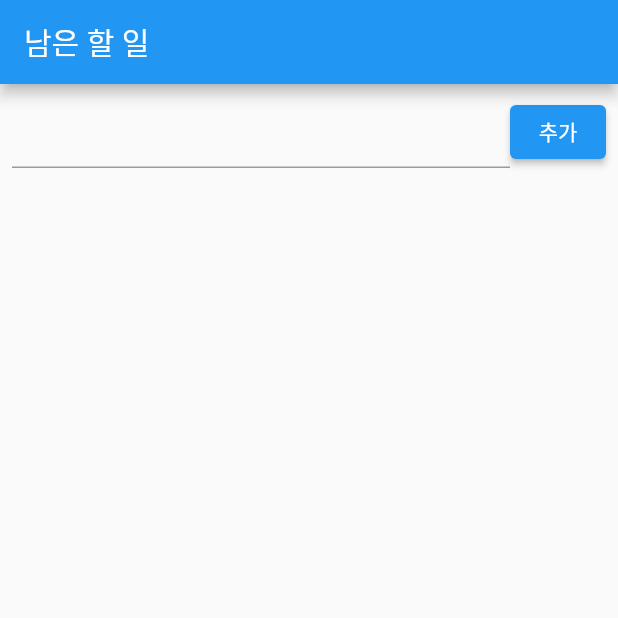
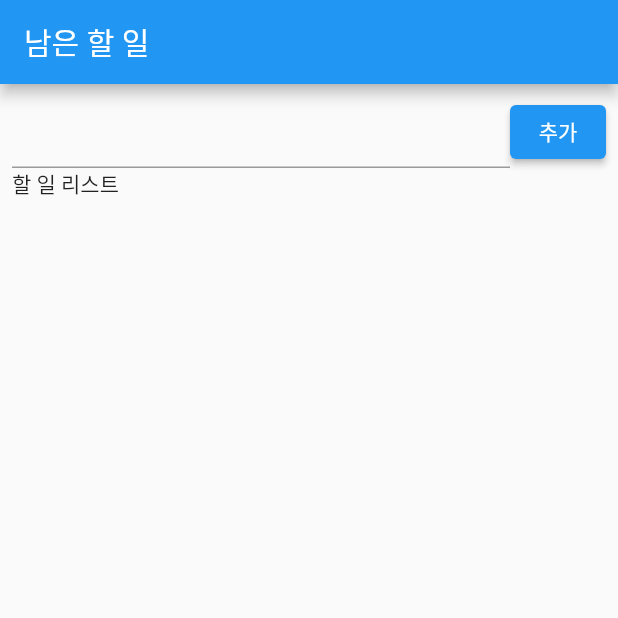
Before and after one commit to chihyeonWON/ToDo-Management, a Flutter app: the screen it shows after launch, on a phone screen of 412 x 824 dp, the top half of it. Run offline on Flutter 3.47's test engine with Material 2 defaults, Android fonts, the phone set to English and light mode, and no system bars.

Commit message:
할 일 리스트 목록 추가

```diff
--- a/lib/main.dart
+++ b/lib/main.dart
@@ -51,9 +51,16 @@ class _TodoListPageState extends State<TodoListPage> {
                     onPressed: (){ },
                     child: Text('추가'),
                 ),
-              ]
+              ],
+            ),
+            Expanded(
+              child:ListView(
+                children:<Widget>[
+                  Text('할 일 리스트'),
+                ],
+              )
             )
-          ]
+          ],
         )
       )
     );
```
